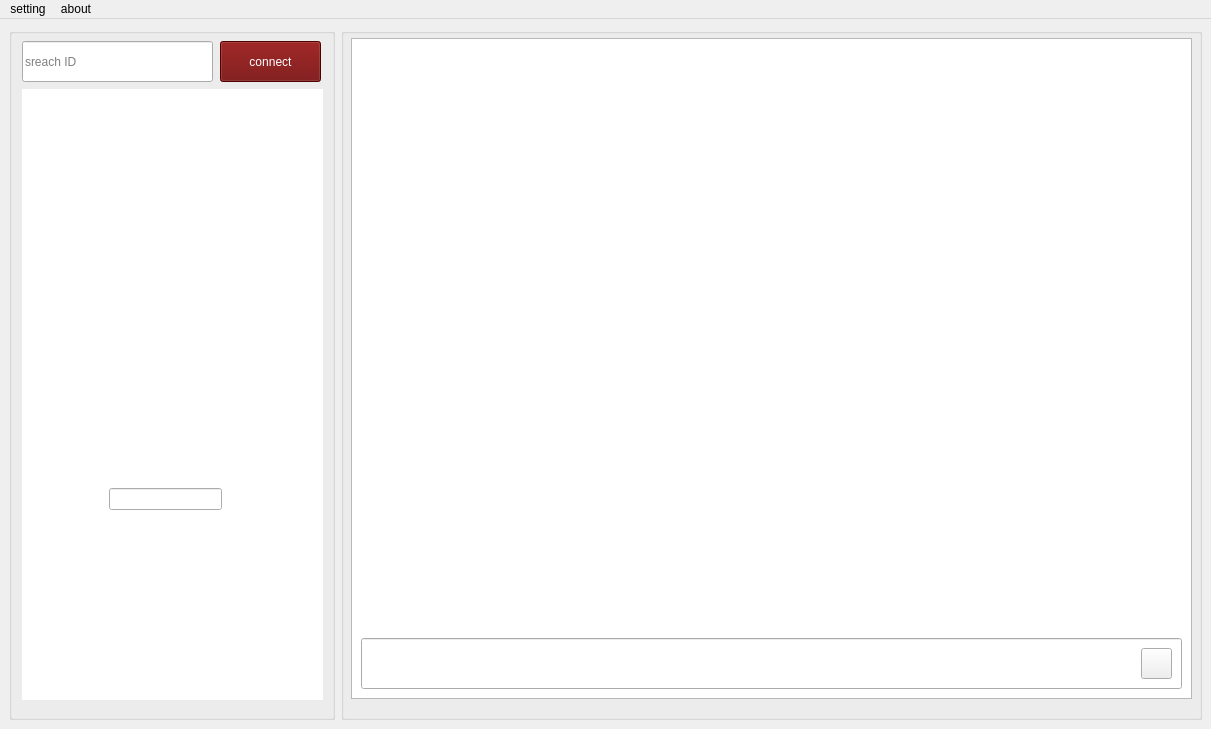
Pourya231/converso, file chatroom.ui: the form before one commit.
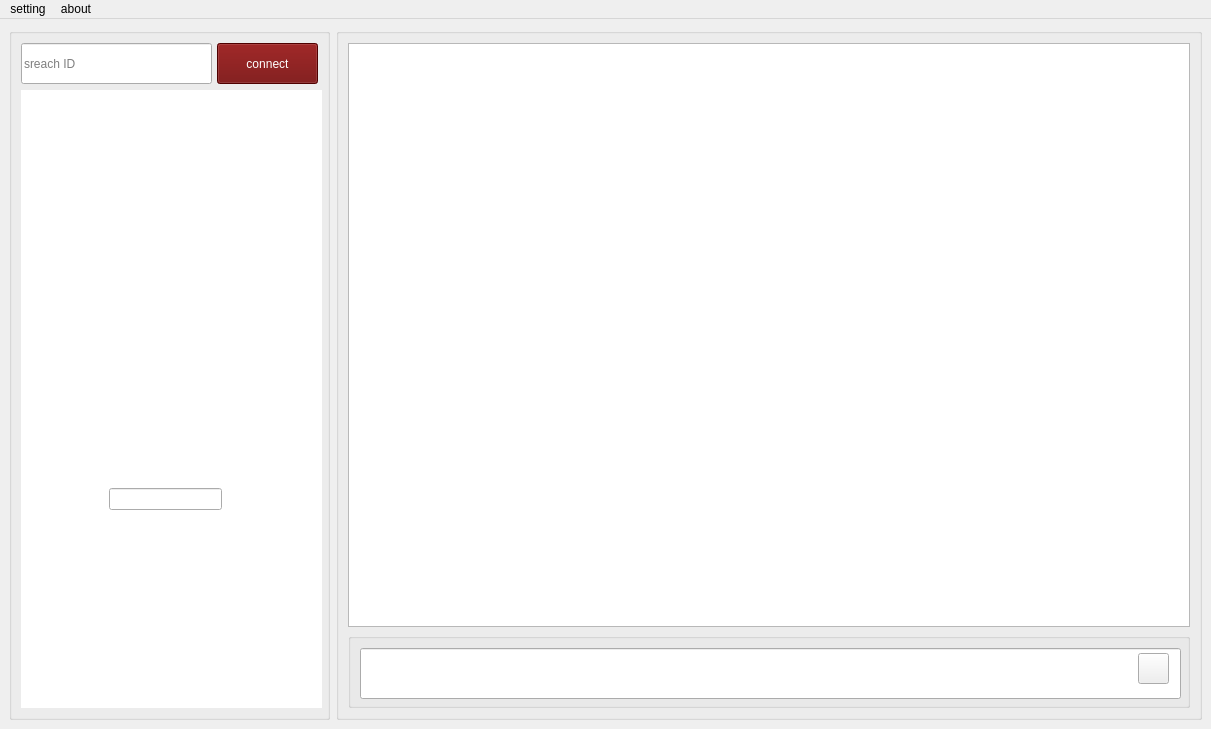
The form after the commit. Icons and pictures are not drawn.

Commit message: chatroom layout is now done.

The edit to the form file:
```diff
--- a/chatroom.ui
+++ b/chatroom.ui
@@ -14,8 +14,8 @@
    <string>MainWindow</string>
   </property>
   <widget class="QWidget" name="centralwidget">
-   <layout class="QHBoxLayout" name="horizontalLayout">
-    <item>
+   <layout class="QGridLayout" name="gridLayout_3">
+    <item row="0" column="0">
      <widget class="QGroupBox" name="groupBox">
       <property name="minimumSize">
        <size>
@@ -23,21 +23,21 @@
         <height>681</height>
        </size>
       </property>
+      <property name="maximumSize">
+       <size>
+        <width>400</width>
+        <height>16777215</height>
+       </size>
+      </property>
       <property name="styleSheet">
        <string notr="true"/>
       </property>
       <property name="title">
        <string/>
       </property>
+      <layout class="QGridLayout" name="gridLayout">
+       <item row="0" column="0">
       <widget class="QLineEdit" name="lineEdit_3">
-       <property name="geometry">
-        <rect>
-         <x>13</x>
-         <y>13</y>
-         <width>191</width>
-         <height>41</height>
-        </rect>
-       </property>
        <property name="minimumSize">
         <size>
          <width>191</width>
@@ -52,15 +52,9 @@
         <string>sreach ID</string>
        </property>
       </widget>
+       </item>
+       <item row="0" column="1">
       <widget class="QPushButton" name="pushButton_2">
-       <property name="geometry">
-        <rect>
-         <x>211</x>
-         <y>13</y>
-         <width>101</width>
-         <height>41</height>
-        </rect>
-       </property>
        <property name="minimumSize">
         <size>
          <width>101</width>
@@ -76,15 +70,9 @@
         <string>connect</string>
        </property>
       </widget>
+       </item>
+       <item row="1" column="0" colspan="2">
       <widget class="QListWidget" name="listWidget">
-       <property name="geometry">
-        <rect>
-         <x>13</x>
-         <y>61</y>
-         <width>301</width>
-         <height>611</height>
-        </rect>
-       </property>
        <property name="minimumSize">
         <size>
          <width>301</width>
@@ -100,6 +88,8 @@
         <enum>QFrame::NoFrame</enum>
        </property>
       </widget>
+       </item>
+      </layout>
       <widget class="QLineEdit" name="lineEdit_2">
        <property name="geometry">
         <rect>
@@ -112,7 +102,7 @@
       </widget>
      </widget>
     </item>
-    <item>
+    <item row="0" column="1">
      <widget class="QGroupBox" name="groupBox_2">
       <property name="minimumSize">
        <size>
@@ -123,14 +113,53 @@
       <property name="title">
        <string/>
       </property>
+      <layout class="QGridLayout" name="gridLayout_4">
+       <item row="0" column="0">
+        <widget class="QListWidget" name="listWidget_2">
+         <property name="sizePolicy">
+          <sizepolicy hsizetype="Expanding" vsizetype="Expanding">
+           <horstretch>0</horstretch>
+           <verstretch>0</verstretch>
+          </sizepolicy>
+         </property>
+         <property name="minimumSize">
+          <size>
+           <width>841</width>
+           <height>581</height>
+          </size>
+         </property>
+         <property name="styleSheet">
+          <string notr="true">background-image: url(:/new/prefix1/chatbackground.jpg);
+font: 18pt &quot;MS Shell Dlg 2&quot;;
+color: rgb(255, 255, 255);</string>
+         </property>
+        </widget>
+       </item>
+       <item row="1" column="0">
+        <widget class="QGroupBox" name="groupBox_3">
+         <property name="minimumSize">
+          <size>
+           <width>841</width>
+           <height>71</height>
+          </size>
+         </property>
+         <property name="maximumSize">
+          <size>
+           <width>16777215</width>
+           <height>75</height>
+          </size>
+         </property>
+         <property name="title">
+          <string/>
+         </property>
+         <layout class="QGridLayout" name="gridLayout_2">
+          <item row="0" column="0">
       <widget class="QLineEdit" name="lineEdit">
-       <property name="geometry">
-        <rect>
-         <x>20</x>
-         <y>610</y>
-         <width>821</width>
-         <height>51</height>
-        </rect>
+            <property name="sizePolicy">
+             <sizepolicy hsizetype="Expanding" vsizetype="Expanding">
+              <horstretch>0</horstretch>
+              <verstretch>0</verstretch>
+             </sizepolicy>
        </property>
        <property name="minimumSize">
         <size>
@@ -145,11 +174,13 @@
         <string/>
        </property>
       </widget>
+          </item>
+         </layout>
       <widget class="QPushButton" name="pushButton">
        <property name="geometry">
         <rect>
-         <x>800</x>
-         <y>620</y>
+            <x>790</x>
+            <y>20</y>
          <width>31</width>
          <height>31</height>
         </rect>
@@ -161,30 +192,11 @@
         <string/>
        </property>
       </widget>
-      <widget class="QListWidget" name="listWidget_2">
-       <property name="geometry">
-        <rect>
-         <x>10</x>
-         <y>10</y>
-         <width>841</width>
-         <height>661</height>
-        </rect>
-       </property>
-       <property name="minimumSize">
-        <size>
-         <width>841</width>
-         <height>661</height>
-        </size>
-       </property>
-       <property name="styleSheet">
-        <string notr="true">background-image: url(:/new/prefix1/chatbackground.jpg);
-font: 18pt &quot;MS Shell Dlg 2&quot;;
-color: rgb(255, 255, 255);</string>
-       </property>
-      </widget>
-      <zorder>listWidget_2</zorder>
       <zorder>lineEdit</zorder>
       <zorder>pushButton</zorder>
+        </widget>
+       </item>
+      </layout>
      </widget>
     </item>
    </layout>
```
Left out of the diff: 6 changed lines with no effect on the pictures. Lines whose indentation alone changed are shown as unchanged.
